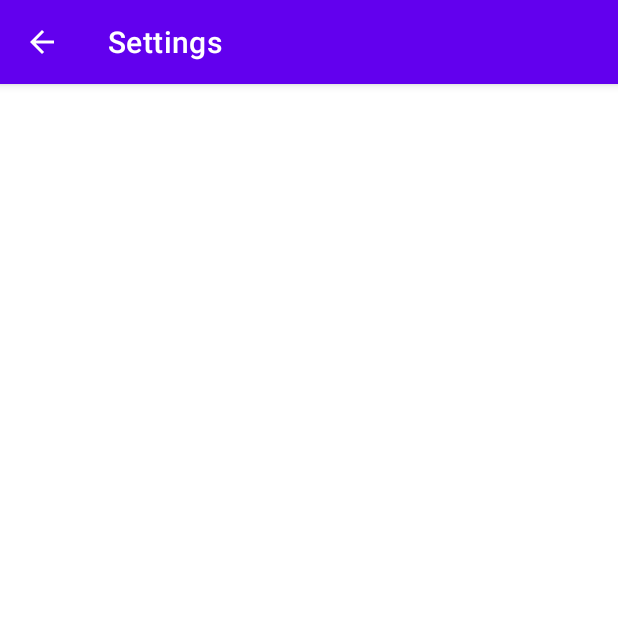
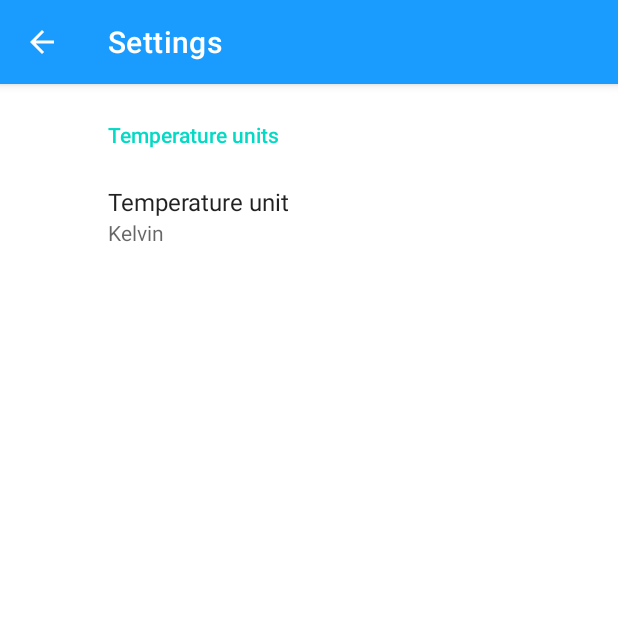
Before and after one commit to MRajczyk/ApkaPogodowaPAM23, an Android app: the SettingsFragment screen opened directly, with no data from a screen before it, on a phone screen of 412 x 824 dp, the top half of it. Run offline under Robolectric (Android 15) with nearby library versions, the phone set to English and light mode, and no system bars; our stand-ins replace androidx.preference.

Commit message:
settings and theme color changes

```diff
--- a/app/build.gradle
+++ b/app/build.gradle
@@ -34,6 +34,7 @@ android {
 dependencies {
     implementation 'androidx.appcompat:appcompat:1.6.1'
     implementation 'com.google.android.material:material:1.8.0'
+    implementation 'androidx.preference:preference:1.2.0'
     implementation 'androidx.constraintlayout:constraintlayout:2.1.4'
     implementation "com.squareup.retrofit2:retrofit:$retrofit_version"
     implementation "com.squareup.retrofit2:converter-gson:$retrofit_version"
--- a/app/src/main/java/com/example/weatherapp/Fragments/SettingsFragment.java
+++ b/app/src/main/java/com/example/weatherapp/Fragments/SettingsFragment.java
@@ -2,65 +2,14 @@ package com.example.weatherapp.Fragments;
 
 import android.os.Bundle;
 
-import androidx.fragment.app.Fragment;
-
-import android.view.LayoutInflater;
-import android.view.View;
-import android.view.ViewGroup;
-
+import androidx.preference.PreferenceFragmentCompat;
 import com.example.weatherapp.R;
 
-/**
- * A simple {@link Fragment} subclass.
- * Use the {@link SettingsFragment#newInstance} factory method to
- * create an instance of this fragment.
- */
-public class SettingsFragment extends Fragment {
 
-    // TODO: Rename parameter arguments, choose names that match
-    // the fragment initialization parameters, e.g. ARG_ITEM_NUMBER
-    private static final String ARG_PARAM1 = "param1";
-    private static final String ARG_PARAM2 = "param2";
-
-    // TODO: Rename and change types of parameters
-    private String mParam1;
-    private String mParam2;
-
-    public SettingsFragment() {
-        // Required empty public constructor
-    }
-
-    /**
-     * Use this factory method to create a new instance of
-     * this fragment using the provided parameters.
-     *
-     * @param param1 Parameter 1.
-     * @param param2 Parameter 2.
-     * @return A new instance of fragment SettingFragment.
-     */
-    // TODO: Rename and change types and number of parameters
-    public static SettingsFragment newInstance(String param1, String param2) {
-        SettingsFragment fragment = new SettingsFragment();
-        Bundle args = new Bundle();
-        args.putString(ARG_PARAM1, param1);
-        args.putString(ARG_PARAM2, param2);
-        fragment.setArguments(args);
-        return fragment;
-    }
+public class SettingsFragment extends PreferenceFragmentCompat {
 
     @Override
-    public void onCreate(Bundle savedInstanceState) {
-        super.onCreate(savedInstanceState);
-        if (getArguments() != null) {
-            mParam1 = getArguments().getString(ARG_PARAM1);
-            mParam2 = getArguments().getString(ARG_PARAM2);
-        }
-    }
-
-    @Override
-    public View onCreateView(LayoutInflater inflater, ViewGroup container,
-                             Bundle savedInstanceState) {
-        // Inflate the layout for this fragment
-        return inflater.inflate(R.layout.fragment_settings, container, false);
+    public void onCreatePreferences(Bundle savedInstanceState, String rootKey) {
+        setPreferencesFromResource(R.xml.preferences, rootKey);
     }
 }
--- a/app/src/main/java/com/example/weatherapp/SettingsActivity.java
+++ b/app/src/main/java/com/example/weatherapp/SettingsActivity.java
@@ -13,7 +13,7 @@ public class SettingsActivity extends AppCompatActivity {
 
     @Override
     protected void onCreate(Bundle savedInstanceState) {
-        if(savedInstanceState!=null)
+        if(savedInstanceState != null)
             savedInstanceState.clear();
         super.onCreate(savedInstanceState);
         setContentView(R.layout.activity_settings);
--- a/app/src/main/java/com/example/weatherapp/models/subtypes/Snow.java
+++ b/app/src/main/java/com/example/weatherapp/models/subtypes/Snow.java
@@ -10,7 +10,7 @@ public class Snow {
 
     @Override
     public String toString() {
-        return "Rain{" +
+        return "Snow{" +
                 "1h=" + h1 +
                 "3h=" + h3 +
                 '}';
--- a/app/src/main/res/layout/fragment_settings.xml
+++ b/app/src/main/res/layout/fragment_settings.xml
@@ -4,5 +4,4 @@
     android:layout_width="match_parent"
     android:layout_height="match_parent"
     tools:context=".Fragments.SettingsFragment">
-
 </FrameLayout>
--- /dev/null
+++ b/app/src/main/res/values/arrays.xml
@@ -0,0 +1,14 @@
+<?xml version="1.0" encoding="utf-8"?>
+<resources>
+    <string-array name="Temperature_units">
+        <item>Kelvin</item>
+        <item>Fahrenheit</item>
+        <item>Celcius</item>
+    </string-array>
+
+    <string-array name="Temperature_units_values">
+        <item>Kelvin</item>
+        <item>Fahrenheit</item>
+        <item>Celcius</item>
+    </string-array>
+</resources>
--- a/app/src/main/res/values/colors.xml
+++ b/app/src/main/res/values/colors.xml
@@ -7,4 +7,6 @@
     <color name="teal_700">#FF018786</color>
     <color name="black">#FF000000</color>
     <color name="white">#FFFFFFFF</color>
+    <color name="dark_blue">#003B76</color>
+    <color name="light_blue">#1A9CFF</color>
 </resources>
--- a/app/src/main/res/values/themes.xml
+++ b/app/src/main/res/values/themes.xml
@@ -2,8 +2,8 @@
     <!-- Base application theme. -->
     <style name="Theme.WeatherApp" parent="Theme.MaterialComponents.DayNight.DarkActionBar">
         <!-- Primary brand color. -->
-        <item name="colorPrimary">@color/purple_500</item>
-        <item name="colorPrimaryVariant">@color/purple_700</item>
+        <item name="colorPrimary">@color/light_blue</item>
+        <item name="colorPrimaryVariant">@color/dark_blue</item>
         <item name="colorOnPrimary">@color/white</item>
         <!-- Secondary brand color. -->
         <item name="colorSecondary">@color/teal_200</item>
@@ -11,9 +11,9 @@
         <item name="colorOnSecondary">@color/black</item>
         <!-- Status bar color. -->
         <item name="android:statusBarColor">?attr/colorPrimaryVariant</item>
+        <item name="android:colorAccent">@color/black</item>
         <!-- Customize your theme here. -->
     </style>
-
     <style name="Theme.WeatherApp.NoActionBar">
         <item name="windowActionBar">false</item>
         <item name="windowNoTitle">true</item>
--- /dev/null
+++ b/app/src/main/res/xml/preferences.xml
@@ -0,0 +1,13 @@
+<?xml version="1.0" encoding="utf-8"?>
+<PreferenceScreen xmlns:app="http://schemas.android.com/apk/res-auto">
+    <PreferenceCategory
+        app:title="Temperature units">
+        <ListPreference
+            app:defaultValue="Kelvin"
+            app:entries="@array/Temperature_units"
+            app:entryValues="@array/Temperature_units_values"
+            app:key="Temperature_unit"
+            app:title="Temperature unit"
+            app:useSimpleSummaryProvider="true" />
+    </PreferenceCategory>
+</PreferenceScreen>
```
